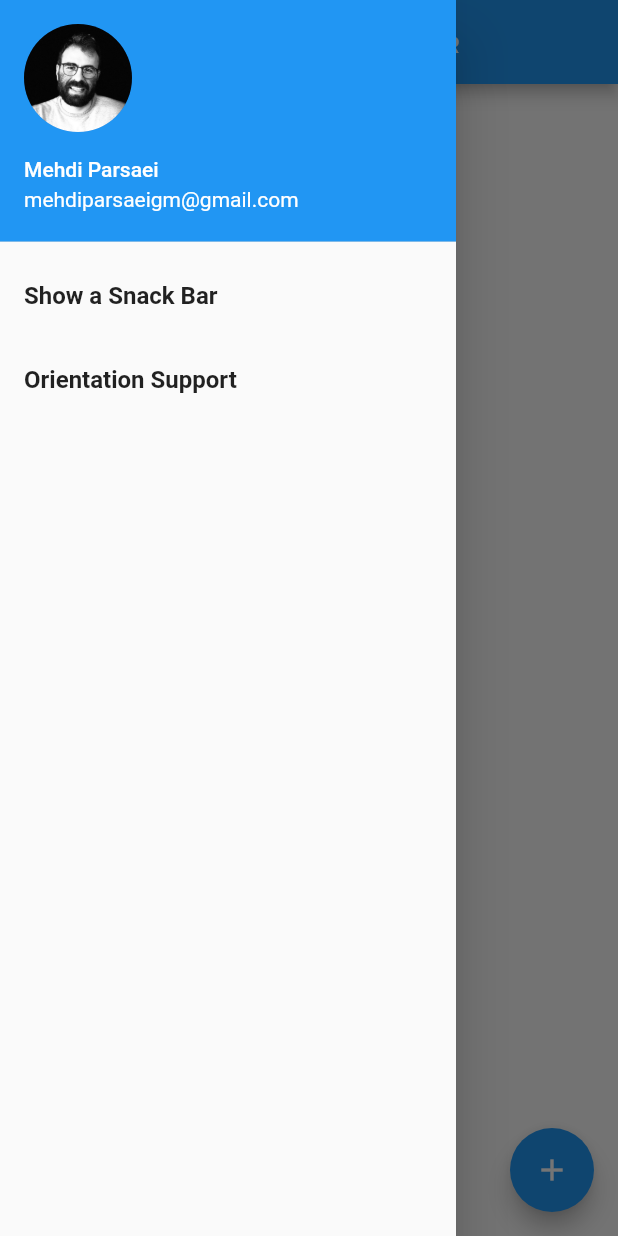
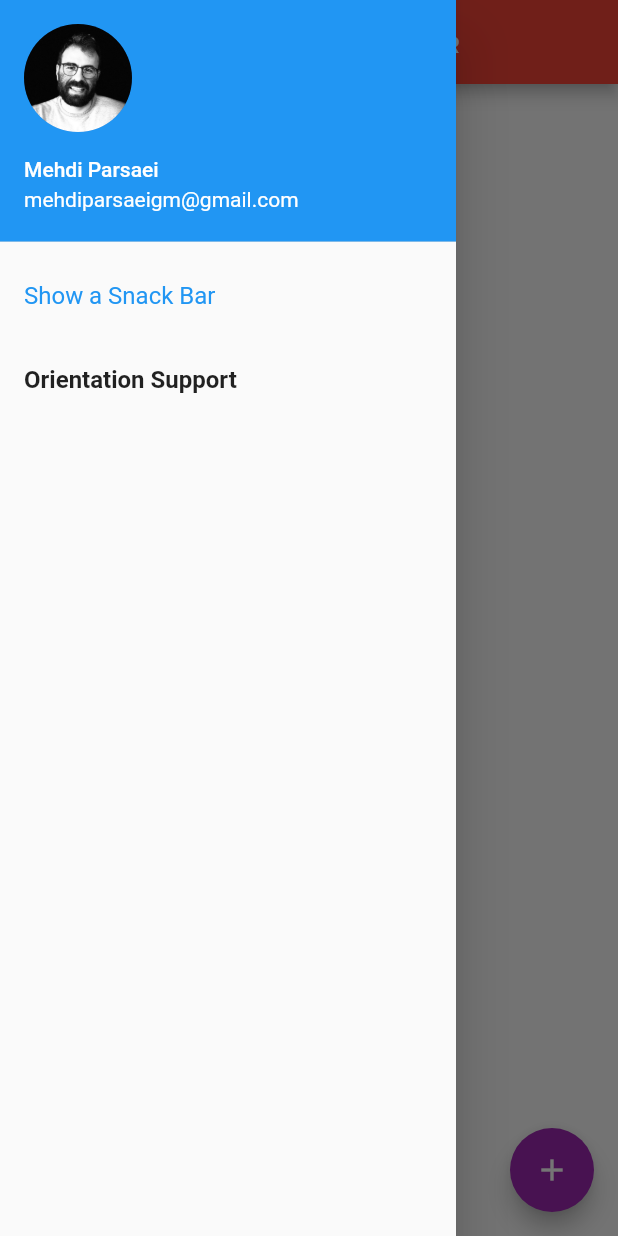
Before and after one commit to ItSNeverLate/CookBook, a Flutter app: the screen it shows after launch, with the side drawer open, on a phone screen of 412 x 824 dp. Run offline on Flutter 3.47's test engine with Material 2 defaults, Android fonts, the phone set to English and light mode, and no system bars; our stand-ins replace google_fonts.

Commit message:
Use themes to share colors and font styles

```diff
--- a/lib/drawer.dart
+++ b/lib/drawer.dart
@@ -18,7 +18,7 @@ class CustomDrawer extends StatelessWidget {
           ListTile(
             title: Text(
               'Show a Snack Bar',
-              style: TextStyle(fontSize: 16, fontWeight: FontWeight.w700),
+              style: Theme.of(context).textTheme.subtitle1,
             ),
             onTap: () {
               Navigator.pop(context);
--- a/lib/main.dart
+++ b/lib/main.dart
@@ -15,6 +15,13 @@ class MyApp extends StatelessWidget {
       debugShowCheckedModeBanner: false,
       title: 'Flutter Cook Book',
       initialRoute: '/',
+      theme: ThemeData(
+        primaryColor: Colors.red,
+        accentColor: Colors.purple,
+        textTheme: TextTheme(
+          subtitle1: TextStyle(color: Colors.blue)
+        )
+      ),
       routes: {
         '/': (context) => HomeScreen(),
         '/orientation': (context) => OrientationScreen(),
```
